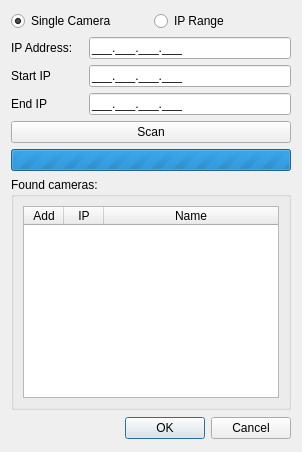
Above: client/src/ui/dialogs/camera_addition_dialog.ui from networkoptix/nx_open before the change. Below: the same form after it.
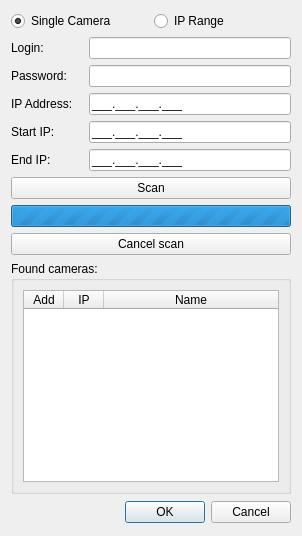
That is the form after the change.

Commit message:
Cancel button
<==== Mercurial data ====>
Branch: camera_addition

```diff
--- a/client/src/ui/dialogs/camera_addition_dialog.ui
+++ b/client/src/ui/dialogs/camera_addition_dialog.ui
@@ -50,6 +50,22 @@
       <enum>QFormLayout::AllNonFixedFieldsGrow</enum>
      </property>
      <item row="1" column="0">
+      <widget class="QLabel" name="passwordLabel">
+       <property name="minimumSize">
+        <size>
+         <width>72</width>
+         <height>0</height>
+        </size>
+       </property>
+       <property name="text">
+        <string>Password:</string>
+       </property>
+      </widget>
+     </item>
+     <item row="1" column="1">
+      <widget class="QLineEdit" name="passwordLineEdit"/>
+     </item>
+     <item row="2" column="0">
       <widget class="QLabel" name="iPAddressLabel">
        <property name="minimumSize">
         <size>
@@ -62,7 +78,7 @@
        </property>
       </widget>
      </item>
-     <item row="1" column="1">
+     <item row="2" column="1">
       <widget class="QLineEdit" name="iPAddressLineEdit">
        <property name="inputMethodHints">
         <set>Qt::ImhDigitsOnly</set>
@@ -72,7 +88,7 @@
        </property>
       </widget>
      </item>
-     <item row="2" column="0">
+     <item row="3" column="0">
       <widget class="QLabel" name="startIPLabel">
        <property name="minimumSize">
         <size>
@@ -81,11 +97,11 @@
         </size>
        </property>
        <property name="text">
-        <string>Start IP</string>
+        <string>Start IP:</string>
        </property>
       </widget>
      </item>
-     <item row="2" column="1">
+     <item row="3" column="1">
       <widget class="QLineEdit" name="startIPLineEdit">
        <property name="inputMethodHints">
         <set>Qt::ImhDigitsOnly</set>
@@ -95,7 +111,7 @@
        </property>
       </widget>
      </item>
-     <item row="3" column="0">
+     <item row="4" column="0">
       <widget class="QLabel" name="endIPLabel">
        <property name="minimumSize">
         <size>
@@ -104,11 +120,11 @@
         </size>
        </property>
        <property name="text">
-        <string>End IP</string>
+        <string>End IP:</string>
        </property>
       </widget>
      </item>
-     <item row="3" column="1">
+     <item row="4" column="1">
       <widget class="QLineEdit" name="endIPLineEdit">
        <property name="inputMethodHints">
         <set>Qt::ImhDigitsOnly</set>
@@ -118,6 +134,22 @@
        </property>
       </widget>
      </item>
+     <item row="0" column="0">
+      <widget class="QLabel" name="loginLabel">
+       <property name="minimumSize">
+        <size>
+         <width>72</width>
+         <height>0</height>
+        </size>
+       </property>
+       <property name="text">
+        <string>Login:</string>
+       </property>
+      </widget>
+     </item>
+     <item row="0" column="1">
+      <widget class="QLineEdit" name="loginLineEdit"/>
+     </item>
     </layout>
    </item>
    <item>
@@ -137,6 +169,13 @@
      </property>
     </widget>
    </item>
+   <item>
+    <widget class="QPushButton" name="stopScanButton">
+     <property name="text">
+      <string>Cancel scan</string>
+     </property>
+    </widget>
+   </item>
    <item>
     <widget class="QGroupBox" name="camerasGroupBox">
      <property name="sizePolicy">
```
The commit also changes 2 other files.
